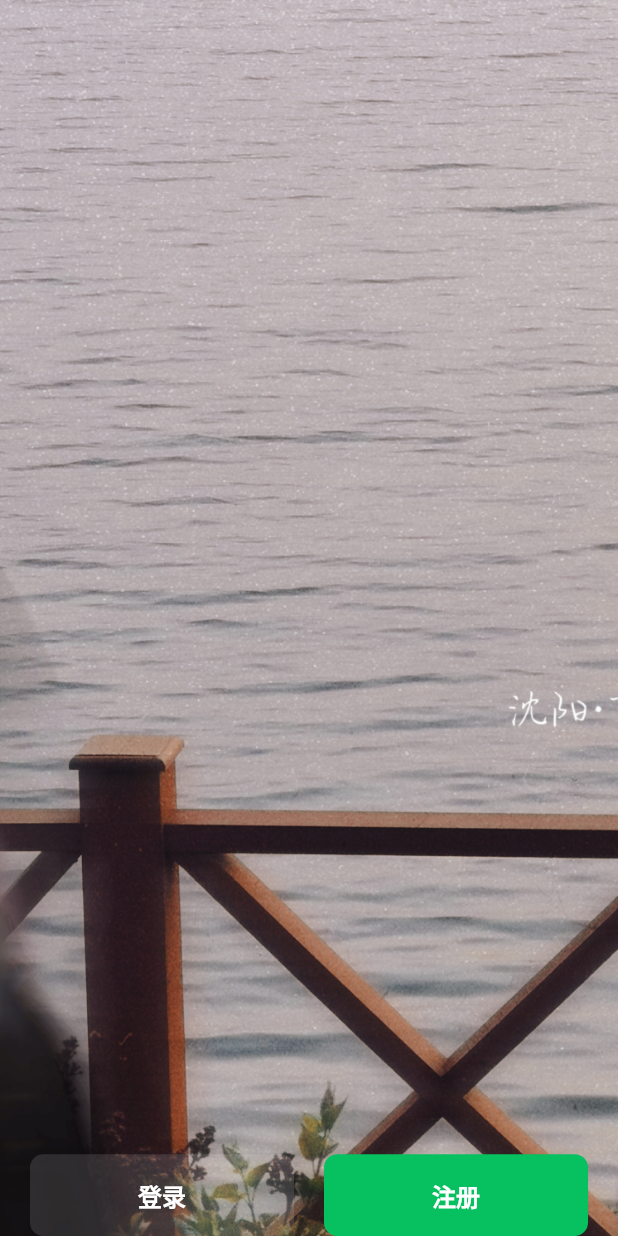
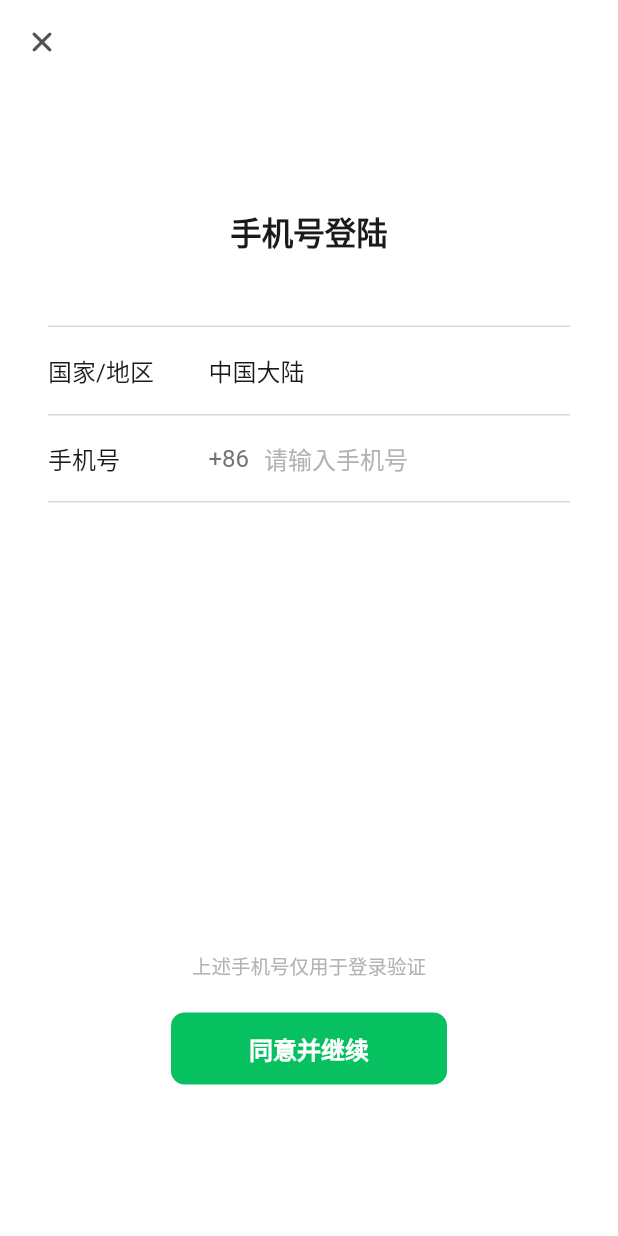
Before and after one commit to printfCYQ/flutter_wechat, a Flutter app: the screen it shows after launch, after a tap on "登录", on a phone screen of 412 x 824 dp. Run offline on Flutter 3.47's test engine with Material 2 defaults, Android fonts, the phone set to English and light mode, and no system bars; our stand-ins replace fluttertoast.

Commit message:
login page

```diff
--- /dev/null
+++ b/lib/pages/login/login_page.dart
@@ -0,0 +1,220 @@
+// ignore_for_file: avoid_print
+
+import 'package:flutter/material.dart';
+import 'package:flutter/services.dart';
+import 'package:fluttertoast/fluttertoast.dart';
+
+class LoginPage extends StatefulWidget {
+  const LoginPage({super.key});
+
+  @override
+  State<LoginPage> createState() => _LoginPageState();
+}
+
+class DividingLine extends StatelessWidget {
+  const DividingLine({super.key});
+
+  @override
+  Widget build(BuildContext context) {
+    return Container(
+      height: 1,
+      color: const Color(0xffD8D8D8),
+    );
+  }
+}
+
+class _LoginPageState extends State<LoginPage> {
+  TextEditingController controller = TextEditingController();
+
+  void login() {
+    if (controller.text == '') {
+      Fluttertoast.showToast(msg: '请输入手机号', gravity: ToastGravity.CENTER);
+      return;
+    }
+    RegExp exp = RegExp(
+        r'^(13[0-9]|14[01456879]|15[0-35-9]|16[2567]|17[0-8]|18[0-9]|19[0-35-9])\d{8}$');
+    if (!exp.hasMatch(controller.text)) {
+      Fluttertoast.showToast(msg: '手机号码不正确', gravity: ToastGravity.CENTER);
+      return;
+    }
+    Fluttertoast.showToast(msg: '校验通过', gravity: ToastGravity.CENTER);
+  }
+
+  @override
+  Widget build(BuildContext context) {
+    TextStyle labelStyle = const TextStyle(
+      color: Color(0xff1a1a1a),
+      fontSize: 16,
+    );
+
+    return Scaffold(
+        backgroundColor: Colors.white,
+        resizeToAvoidBottomInset: false, // 键盘唤醒不顶起页面
+        appBar: AppBar(
+          backgroundColor: Colors.white,
+          elevation: 0, // 阴影
+          leading: InkWell(
+            splashColor: Colors.transparent, // 取消按钮点击颜色效果1
+            highlightColor: Colors.transparent, // 取消按钮点击颜色效果2
+            hoverColor: Colors.transparent, // 取消按钮点击颜色效果3
+            onTap: () => Navigator.of(context).pop(),
+            child: UnconstrainedBox(
+              child: Image.asset(
+                'assets/images/login_close.png',
+                width: 25,
+                height: 25,
+              ),
+            ),
+          ),
+        ),
+        body: GestureDetector(
+          behavior: HitTestBehavior.opaque,
+          onTap: () {
+            // 输入框失去焦点，键盘收起
+            FocusScope.of(context).requestFocus(FocusNode());
+          },
+          child: Column(
+            children: [
+              Expanded(
+                child: ListView(
+                  padding: const EdgeInsets.all(32),
+                  children: [
+                    Column(
+                      children: [
+                        const SizedBox(height: 69 - 18),
+                        const Center(
+                          child: Text(
+                            '手机号登陆',
+                            style: TextStyle(
+                              color: Color(0xff1a1a1a),
+                              fontSize: 21,
+                              fontWeight: FontWeight.w600,
+                            ),
+                          ),
+                        ),
+                        const SizedBox(height: 47),
+                        const DividingLine(),
+                        const SizedBox(height: 17),
+                        Row(
+                          children: [
+                            SizedBox(
+                              width: 72 + 35,
+                              child: Text(
+                                '国家/地区',
+                                style: labelStyle,
+                              ),
+                            ),
+                            Expanded(
+                              child: Text(
+                                '中国大陆',
+                                style: labelStyle,
+                              ),
+                            )
+                          ],
+                        ),
+                        const SizedBox(height: 17),
+                        const DividingLine(),
+                        SizedBox(
+                          height: 23 + 16 + 18,
+                          child: Row(
+                            children: [
+                              SizedBox(
+                                width: 72 + 35,
+                                child: Text(
+                                  '手机号',
+                                  style: labelStyle,
+                                ),
+                              ),
+                              const Text(
+                                '+86',
+                                style: TextStyle(
+                                    color: Color(0xff737373), fontSize: 16),
+                              ),
+                              const SizedBox(width: 10),
+                              Expanded(
+                                child: TextField(
+                                  controller: controller,
+                                  keyboardType: TextInputType.number, // 键盘类型
+                                  cursorColor: const Color(0xff07Ca60),
+                                  cursorWidth: 2,
+                                  inputFormatters: [
+                                    LengthLimitingTextInputFormatter(
+                                        11), // 最多11位
+                                    FilteringTextInputFormatter.allow(
+                                        RegExp('[0-9]')) // 是能粘贴进数字
+                                  ],
+                                  onChanged: (value) {
+                                    setState(() {}); // 暂时全局更新页面
+                                  },
+                                  decoration: const InputDecoration(
+                                    hintText: '请输入手机号',
+                                    hintStyle: TextStyle(
+                                      color: Color(0xffB3B3B3),
+                                      fontSize: 16,
+                                    ),
+                                    border: InputBorder.none,
+                                  ),
+                                ),
+                              ),
+                              if (controller.text != '')
+                                IconButton(
+                                  onPressed: () {
+                                    controller.clear();
+                                  },
+                                  splashColor: Colors.transparent,
+                                  highlightColor: Colors.transparent,
+                                  hoverColor: Colors.transparent,
+                                  icon: Image.asset(
+                                    'assets/images/login_input_delete.png',
+                                    width: 17,
+                                    height: 17,
+                                  ),
+                                )
+                            ],
+                          ),
+                        ),
+                        const DividingLine(),
+                      ],
+                    ),
+                  ],
+                ),
+              ),
+              const Text(
+                '上述手机号仅用于登录验证',
+                style: TextStyle(
+                  color: Color(0xffB3B3B3),
+                  fontSize: 13,
+                ),
+              ),
+              const SizedBox(height: 22),
+              InkWell(
+                child: Container(
+                  width: 184,
+                  height: 48,
+                  decoration: const BoxDecoration(
+                    color: Color(0xff07C160),
+                    borderRadius: BorderRadius.all(
+                      Radius.circular(9),
+                    ),
+                  ),
+                  alignment: Alignment.center,
+                  child: const Text(
+                    '同意并继续',
+                    style: TextStyle(
+                      color: Color(0xffFFFFFF),
+                      fontSize: 16,
+                      fontWeight: FontWeight.w600,
+                    ),
+                  ),
+                ),
+                onTap: () => login(),
+              ),
+              const SizedBox(height: 101),
+              SizedBox(
+                height: MediaQuery.of(context).padding.bottom,
+              )
+            ],
+          ),
+        ));
+  }
+}
--- a/lib/pages/main_page.dart
+++ b/lib/pages/main_page.dart
@@ -2,12 +2,16 @@
 
 import 'package:flutter/material.dart';
 
+import 'login/login_page.dart';
+
 class MainPage extends StatelessWidget {
   const MainPage({super.key});
 
-  void action(String value) {
+  void action(BuildContext context, String value) {
     if (value == '0') {
-      print('登陆');
+      Navigator.of(context).push(MaterialPageRoute(builder: (context) {
+        return const LoginPage();
+      }));
     } else {
       print('注册');
     }
@@ -53,7 +57,7 @@ class MainPage extends StatelessWidget {
                       ),
                     ),
                   ),
-                  onTap: () => action(valueStr),
+                  onTap: () => action(context, valueStr),
                 );
               }).toList(),
               //   children: [
```
Also changed, not shown: pubspec.yaml (+5 -2 lines), assets/images/login_close.png (added), assets/images/login_input_delete.png (added), pubspec.lock.
